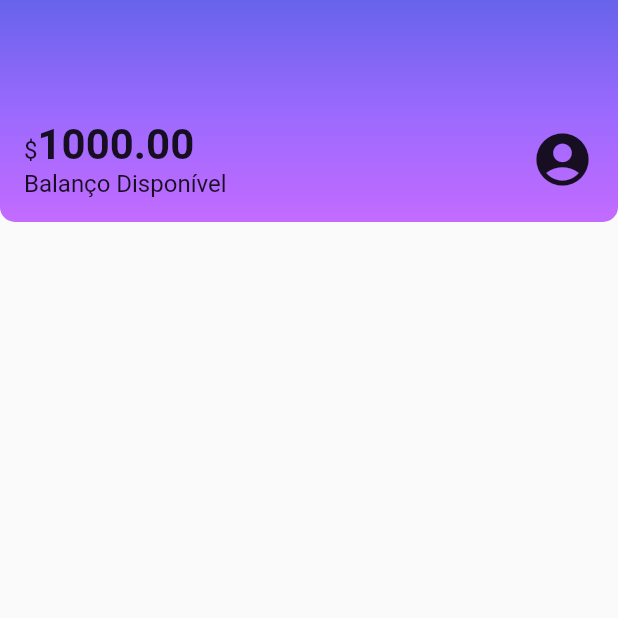
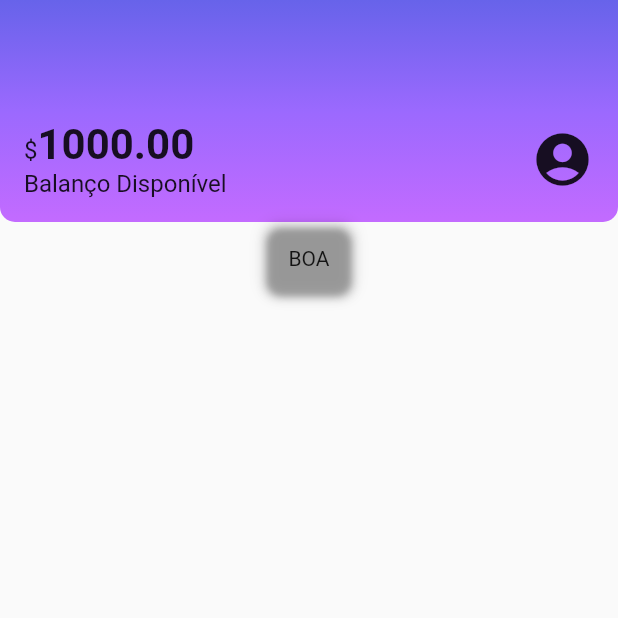
Before and after one commit to arturgussi/flutter_estilizando_e_reproduzindo_layouts, a Flutter app: the screen it shows after launch, on a phone screen of 412 x 824 dp, the top half of it. Run offline on Flutter 3.47's test engine with Material 2 defaults, Android fonts, the phone set to English and light mode, and no system bars.

Commit message:
Aula 3: Criando novos componentes

```diff
--- /dev/null
+++ b/alubank/lib/components/box_card.dart
@@ -0,0 +1,19 @@
+import 'package:flutter/material.dart';
+
+class BoxCard extends StatelessWidget {
+  final Widget boxContent;
+
+  const BoxCard({super.key, required this.boxContent});
+
+  @override
+  Widget build(BuildContext context) {
+    return Container(
+      padding: const EdgeInsets.all(16),
+      decoration: BoxDecoration(
+        boxShadow: kElevationToShadow[3],
+        borderRadius: BorderRadius.circular(10),
+      ),
+      child: boxContent,
+    );
+  }
+}
--- a/alubank/lib/components/sections/header.dart
+++ b/alubank/lib/components/sections/header.dart
@@ -1,5 +1,4 @@
 import 'package:flutter/material.dart';
-import 'package:flutter/rendering.dart';
 
 class Header extends StatelessWidget {
   const Header({super.key});
--- a/alubank/lib/screens/home.dart
+++ b/alubank/lib/screens/home.dart
@@ -1,3 +1,4 @@
+import 'package:alubank/components/box_card.dart';
 import 'package:alubank/components/sections/header.dart';
 import 'package:flutter/material.dart';
 
@@ -10,6 +11,9 @@ class Home extends StatelessWidget {
       body: Column(
         children: <Widget>[
           Header(),
+          BoxCard(
+            boxContent: Text('BOA'),
+          ),
         ],
       ),
     );
```
Also changed, not shown: 1 other file.
